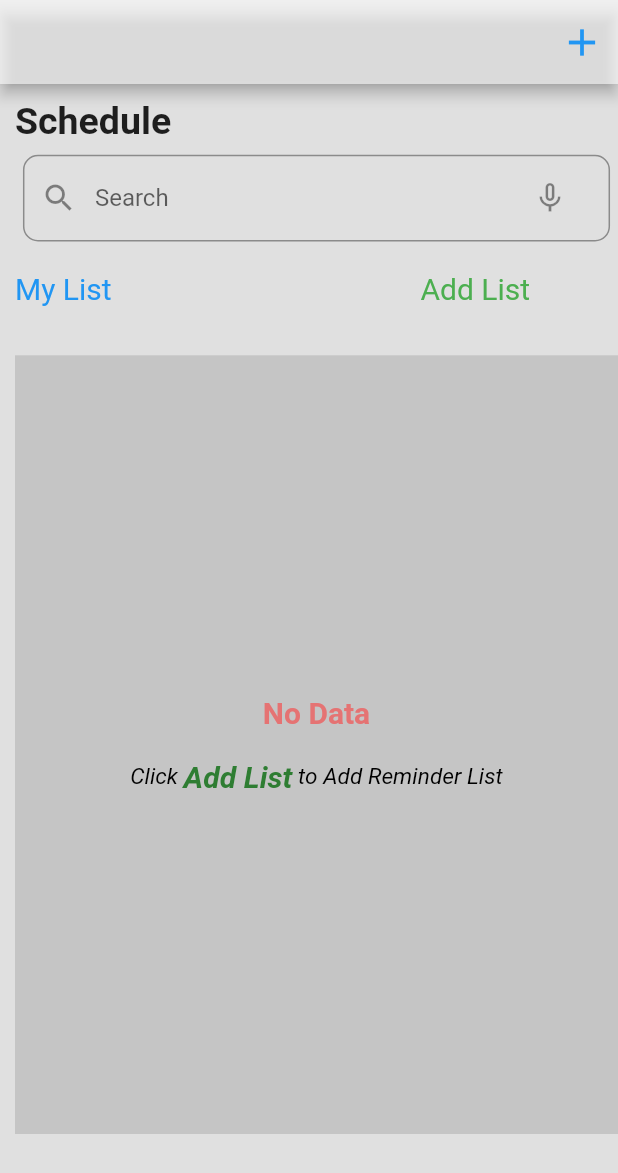
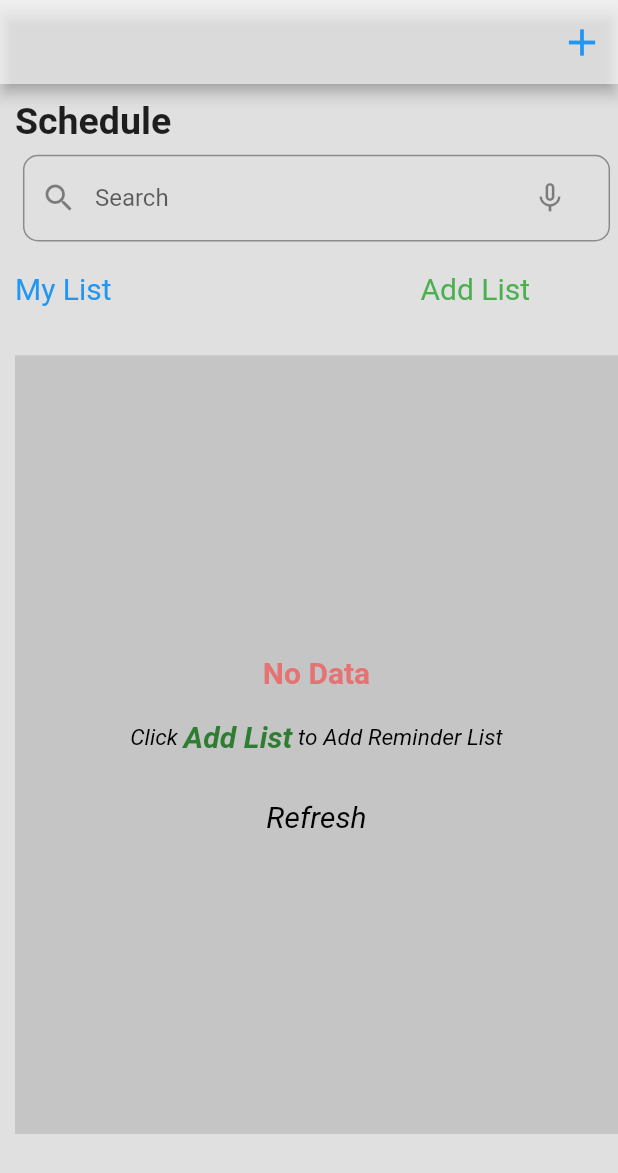
Before and after one commit to Nitesh-Patel-B/dialpad, a Flutter app: the Schedule screen opened directly, on a phone screen of 412 x 824 dp. Shown: the top 1173 px of the screen. Run offline on Flutter 3.47's test engine with Material 2 defaults, Android fonts, the light colour scheme and no system bars; drawn by our look-alikes of avatar_glow; our stand-ins replace country_code_picker, flutter_local_notifications, flutter_slidable, lottie, permission_handler, rxdart and 6 more; missing offline and left inert: clipboard, flutter_phone_direct_caller; accounts and stored records are empty; statements that could not run were skipped.

Commit message:
First update

```diff
--- a/lib/main.dart
+++ b/lib/main.dart
@@ -600,7 +600,8 @@ class _KeypadState extends State<Keypad> {
                                     )));
                           },
                           icon: const Icon(
-                            Icons.call,color: Colors.green,
+                            Icons.call,
+                            color: Colors.green,
                             size: 36,
                           )),
                     ),
@@ -688,7 +689,8 @@ class _KeypadState extends State<Keypad> {
                               // }
                             },
                             icon: const Icon(
-                              Icons.whatsapp,color: Colors.green,
+                              Icons.whatsapp,
+                              color: Colors.green,
                               size: 35,
                             )),
                       )),
@@ -702,7 +704,8 @@ class _KeypadState extends State<Keypad> {
                   child: InkWell(
                     child: const Center(
                       child: Icon(
-                        Icons.share,color: Colors.teal,
+                        Icons.share,
+                        color: Colors.teal,
                         size: 35,
                       ),
                     ),
@@ -826,7 +829,7 @@ class _ScheduleState extends State<Schedule> {
     }
   }
 
-  getdataa() {
+  Future<void> getdataa() async {
     Dbhelper().Getdatabs().then((values) {
       setState(() {
         dbbb = values;
@@ -850,7 +853,7 @@ class _ScheduleState extends State<Schedule> {
     });
   }
 
-  getdata() {
+  Future<void> getdata() {
     Dbhelper().Getdatabs().then((value) {
       if (mounted) {
         setState(() {
@@ -897,7 +900,14 @@ class _ScheduleState extends State<Schedule> {
         body:
             // mp.isNotEmpty
             // ?
-            SingleChildScrollView(
+            RefreshIndicator(
+          onRefresh: getdataa,
+          strokeWidth: 3,
+          edgeOffset: 5,
+          displacement: 50,
+          color: Colors.green,
+          backgroundColor: Colors.white70,
+          child: SingleChildScrollView(
             child: Container(
               padding: const EdgeInsets.only(left: 10, top: 10),
               child: Column(
@@ -906,8 +916,8 @@ class _ScheduleState extends State<Schedule> {
                     children: const [
                       Text(
                         "Schedule",
-                      style:
-                          TextStyle(fontWeight: FontWeight.bold, fontSize: 25),
+                        style: TextStyle(
+                            fontWeight: FontWeight.bold, fontSize: 25),
                       )
                     ],
                   ),
@@ -962,8 +972,8 @@ class _ScheduleState extends State<Schedule> {
                               endRadius: 40,
                               child: IconButton(
                                   onPressed: () => ononlisn(),
-                                icon:
-                                    Icon(onlisn ? Icons.mic : Icons.mic_none))),
+                                  icon: Icon(
+                                      onlisn ? Icons.mic : Icons.mic_none))),
                           prefixIcon: const Icon(Icons.search),
                           border: OutlineInputBorder(
                               borderRadius: BorderRadius.circular(10))),
@@ -990,7 +1000,8 @@ class _ScheduleState extends State<Schedule> {
                           Container(
                             child: Text(
                               "My List",
-                            style: TextStyle(fontSize: 20, color: Colors.blue),
+                              style:
+                                  TextStyle(fontSize: 20, color: Colors.blue),
                             ),
                           ),
                           SizedBox(width: w * 0.5),
@@ -1049,8 +1060,8 @@ class _ScheduleState extends State<Schedule> {
                                                     setState(() {
                                                       int idd =
                                                           mpp[index]['listid'];
-                                                    Dbhelper()
-                                                        .deletdataa(dbbb!, idd);
+                                                      Dbhelper().deletdataa(
+                                                          dbbb!, idd);
                                                     });
                                                   },
                                                   child: Text(
@@ -1107,7 +1118,8 @@ class _ScheduleState extends State<Schedule> {
                                       height: 20,
                                     ),
                                     Row(
-                                    mainAxisAlignment: MainAxisAlignment.center,
+                                      mainAxisAlignment:
+                                          MainAxisAlignment.center,
                                       children: [
                                         Text(
                                           "Click ",
@@ -1132,7 +1144,18 @@ class _ScheduleState extends State<Schedule> {
                                               color: Colors.black),
                                         ),
                                       ],
+                                    ),SizedBox(height: 30,),
+                                    Row(mainAxisAlignment: MainAxisAlignment.center,
+                                      children: [
+                                        Text(
+                                          "Refresh",
+                                          style: TextStyle(
+                                              fontSize: 20,
+                                              color: Colors.black,
+                                              fontStyle: FontStyle.italic),
                                         ),
+                                      ],
+                                    )
                                   ],
                                 )),
                               ),
@@ -1140,7 +1163,7 @@ class _ScheduleState extends State<Schedule> {
                     ],
                   )
 
-                //TODO start database
+
                   // SizedBox(
                   //   height: h * 0.391,
                   //   child: ListView.builder(
@@ -1247,7 +1270,11 @@ class _ScheduleState extends State<Schedule> {
                   //     },
                   //   ),
                   // ),
-                //TODO end
+
+
+
+
+
 
                   // TableCalendar(
                   //     calendarStyle: CalendarStyle(isTodayHighlighted: true),
@@ -1259,6 +1286,7 @@ class _ScheduleState extends State<Schedule> {
 
                   // Container(child: ListView(),)
                 ],
+              ),
             ),
           ),
         )
```
Also changed, not shown: lib/Schedule.dart (+46 -14 lines). Lines whose indentation alone changed are shown as unchanged.
